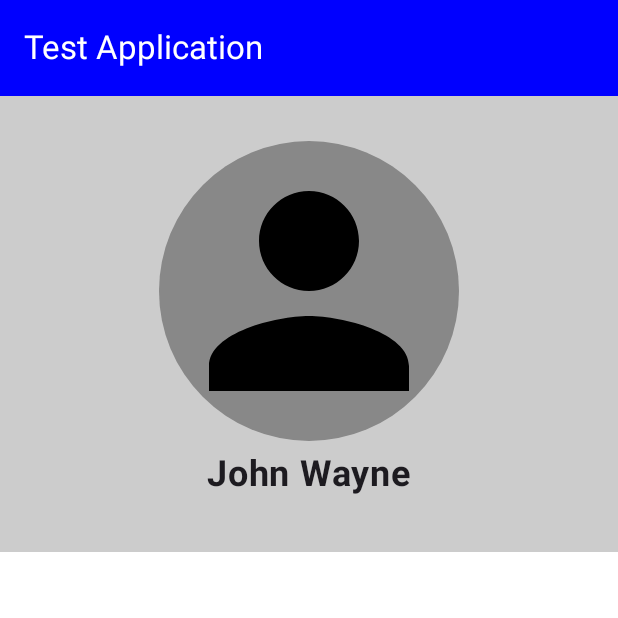
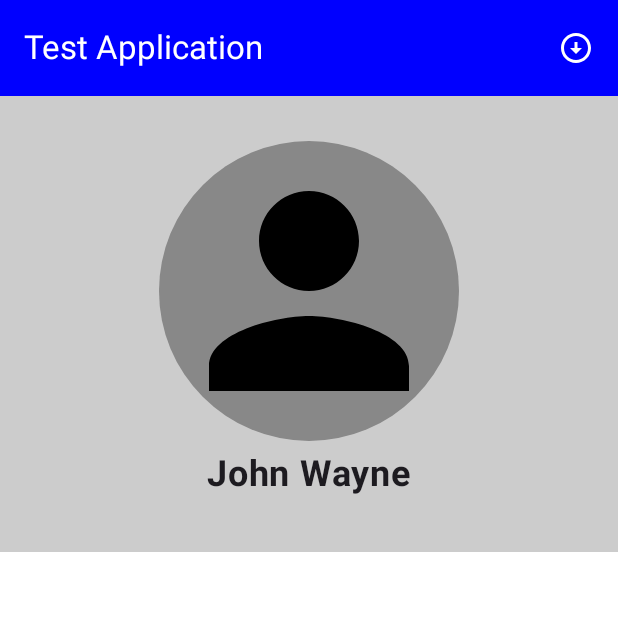
Before and after one commit to kogorbach/ezlotest, an Android app built with Jetpack Compose: the screen it shows after launch (MainActivity), on a phone screen of 412 x 824 dp, the top half of it. Run offline under Robolectric (Android 15) with nearby library versions, the phone set to English and light mode, and no system bars; our stand-ins replace Dagger/Hilt's generated code, Room's generated code; network calls fail; 1 statement that could not run was skipped.

Commit message:
added reset button on app bar

```diff
--- a/app/src/main/java/com/ezlotest/ui/MainActivity.kt
+++ b/app/src/main/java/com/ezlotest/ui/MainActivity.kt
@@ -36,7 +36,13 @@ class MainActivity : ComponentActivity() {
                 val navController = rememberNavController()
                 val viewModel: MainViewModel by viewModels()
                 Scaffold(
-                    topBar = { MainTopBar() },
+                    topBar = {
+                        MainTopBar(
+                            onResetClick = {
+                                viewModel.resetDeviceList()
+                            }
+                        )
+                    },
                     modifier = Modifier.fillMaxSize()
                 ) { innerPadding ->
                     NavHost(navController = navController, startDestination = MainScreen) {
--- a/app/src/main/java/com/ezlotest/ui/common/MainTopBar.kt
+++ b/app/src/main/java/com/ezlotest/ui/common/MainTopBar.kt
@@ -1,21 +1,35 @@
 package com.ezlotest.ui.common
 
 import androidx.compose.material3.ExperimentalMaterial3Api
+import androidx.compose.material3.Icon
+import androidx.compose.material3.IconButton
 import androidx.compose.material3.MaterialTheme
 import androidx.compose.material3.Text
 import androidx.compose.material3.TopAppBar
 import androidx.compose.material3.TopAppBarDefaults
 import androidx.compose.runtime.Composable
 import androidx.compose.ui.graphics.Color
+import androidx.compose.ui.res.painterResource
 import androidx.compose.ui.res.stringResource
 import com.ezlotest.R
 
 @OptIn(ExperimentalMaterial3Api::class)
 @Composable
-fun MainTopBar() {
+fun MainTopBar(
+    onResetClick: () -> Unit
+) {
     TopAppBar(
         title = {
             Text(text = stringResource(id = R.string.app_name))
+        },
+        actions = {
+            IconButton(onClick = { onResetClick() }) {
+                Icon(
+                    tint = Color.White,
+                    painter = painterResource(id = R.drawable.baseline_arrow_circle_down_24),
+                    contentDescription = stringResource(R.string.appBarResetButtonDescription)
+                )
+            }
         },
         colors = TopAppBarDefaults.topAppBarColors(
             containerColor = MaterialTheme.colorScheme.primaryContainer,
--- /dev/null
+++ b/app/src/main/res/drawable/baseline_arrow_circle_down_24.xml
@@ -0,0 +1,5 @@
+<vector xmlns:android="http://schemas.android.com/apk/res/android" android:height="24dp" android:tint="#000000" android:viewportHeight="24" android:viewportWidth="24" android:width="24dp">
+
+    <path android:fillColor="@android:color/white" android:pathData="M12,4c4.41,0 8,3.59 8,8s-3.59,8 -8,8s-8,-3.59 -8,-8S7.59,4 12,4M12,2C6.48,2 2,6.48 2,12c0,5.52 4.48,10 10,10c5.52,0 10,-4.48 10,-10C22,6.48 17.52,2 12,2L12,2zM13,12l0,-4h-2l0,4H8l4,4l4,-4H13z"/>
+
+</vector>
--- a/app/src/main/res/values/contentDescriptions.xml
+++ b/app/src/main/res/values/contentDescriptions.xml
@@ -8,6 +8,9 @@
     <string name="mainScreenEditIconDescription">main screen edit device</string>
     <string name="mainScreenDeviceArrowIcon">main screen device item arrow icon</string>
 
+    <string name="appBarResetButtonDescription">app bar reset button</string>
+
+
     <string name="detailScreenProfileImageDescription">detail screen profile image</string>
     <string name="detailScreenProfileNameDescription">detail screen profile name</string>
     <string name="detailScreenItemImageDescription">detail screen item icon</string>
```
Also changed, not shown: app/src/main/java/com/ezlotest/ui/MainViewModel.kt (+23 -10 lines).
